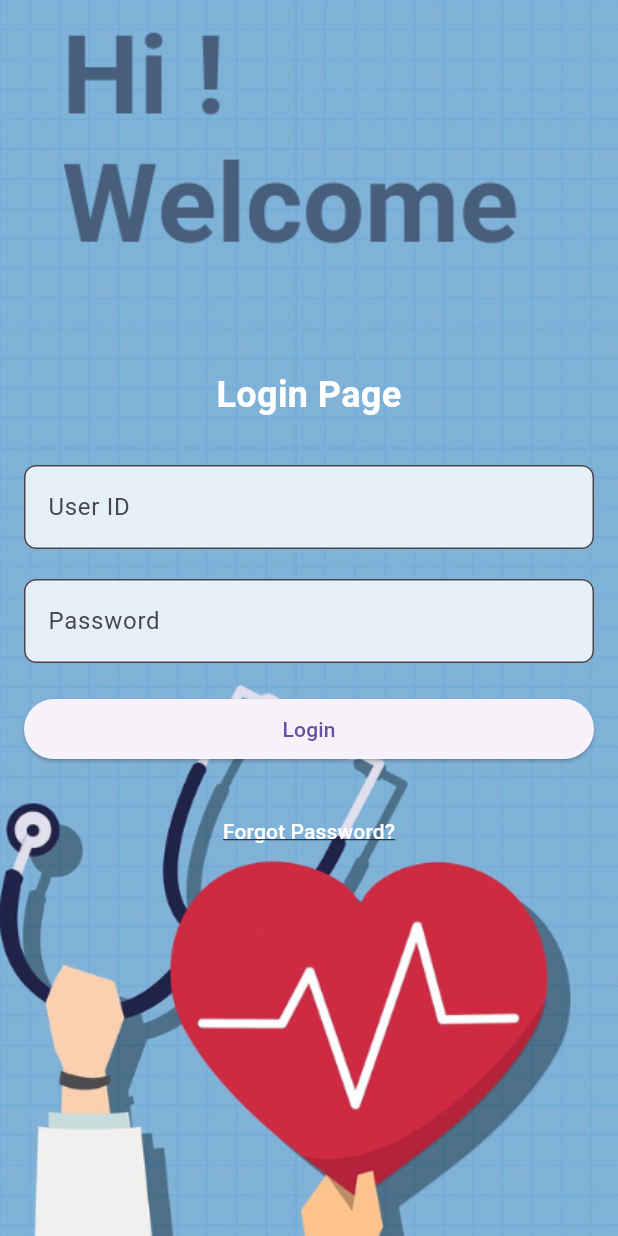
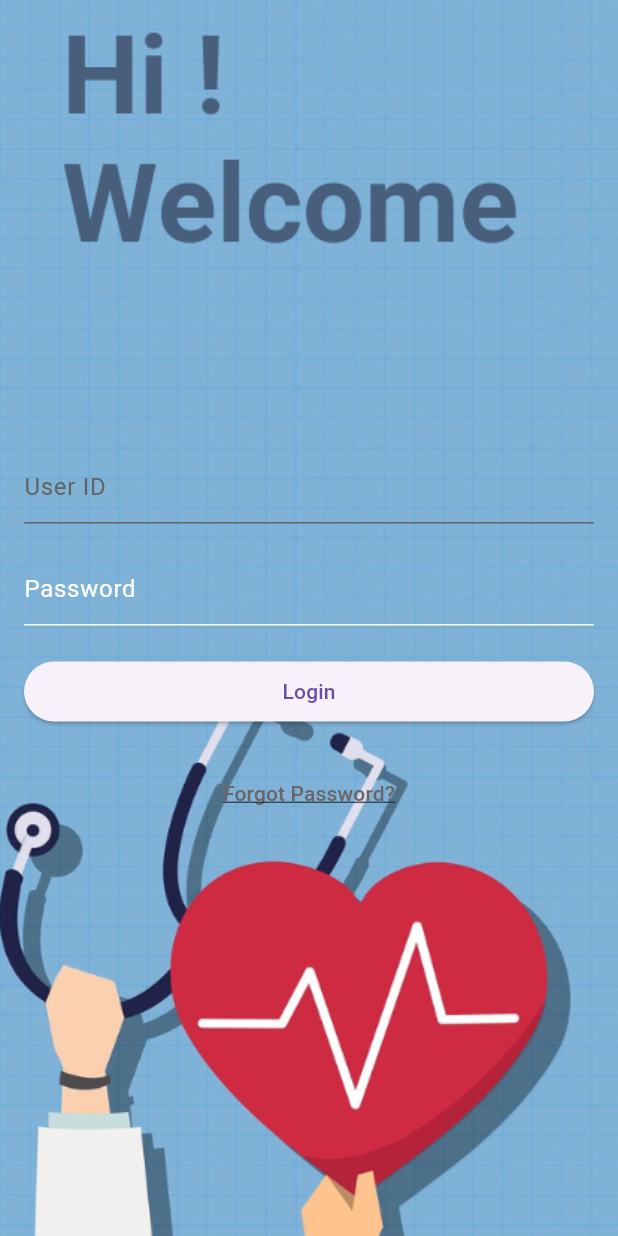
Before and after one commit to karthikeya-kar/pharmacy_app, a Flutter app: the screen it shows after launch, on a phone screen of 412 x 824 dp. Run offline on Flutter 3.47's test engine with Material 3 defaults, Android fonts, the light colour scheme and no system bars.

Commit message:
login screen

```diff
--- a/lib/screens/login_screen.dart
+++ b/lib/screens/login_screen.dart
@@ -18,37 +18,45 @@ class LoginScreen extends StatelessWidget {
               mainAxisAlignment: MainAxisAlignment.center,
               crossAxisAlignment: CrossAxisAlignment.stretch,
               children: <Widget>[
-                Text(
+               /* Text(
                   'Login Page',
                   textAlign: TextAlign.center,
                   style: TextStyle(
                     fontSize: 24,
                     fontWeight: FontWeight.bold,
-                    color: Colors.white,
+                    color: Color.fromARGB(255, 95, 93, 93),
                   ),
-                ),
+                ),*/
                 SizedBox(height: 30), // Adds some space between the title and the form fields
                 TextField(
                   decoration: InputDecoration(
-                    filled: true,
-                    fillColor: Colors.white.withOpacity(0.8),
                     hintText: 'User ID',
-                    border: OutlineInputBorder(
-                      borderRadius: BorderRadius.circular(8.0),
+                    hintStyle: TextStyle(color: const Color.fromARGB(255, 100, 99, 99)),
+                    border: InputBorder.none,
+                    enabledBorder: UnderlineInputBorder(
+                      borderSide: BorderSide(color: const Color.fromARGB(255, 105, 104, 104)),
+                    ),
+                    focusedBorder: UnderlineInputBorder(
+                      borderSide: BorderSide(color: Color.fromARGB(255, 99, 98, 98)),
                     ),
                   ),
+                  style: TextStyle(color: Colors.white),
                 ),
                 SizedBox(height: 20),
                 TextField(
                   obscureText: true, // Masks the password input
                   decoration: InputDecoration(
-                    filled: true,
-                    fillColor: Colors.white.withOpacity(0.8),
                     hintText: 'Password',
-                    border: OutlineInputBorder(
-                      borderRadius: BorderRadius.circular(8.0),
+                    hintStyle: TextStyle(color: Colors.white),
+                    border: InputBorder.none,
+                    enabledBorder: UnderlineInputBorder(
+                      borderSide: BorderSide(color: Colors.white),
+                    ),
+                    focusedBorder: UnderlineInputBorder(
+                      borderSide: BorderSide(color: Colors.white),
                     ),
                   ),
+                  style: TextStyle(color: Colors.white),
                 ),
                 SizedBox(height: 20),
                 ElevatedButton(
@@ -65,7 +73,7 @@ class LoginScreen extends StatelessWidget {
                   child: Text(
                     'Forgot Password?',
                     style: TextStyle(
-                      color: Colors.white,
+                      color: const Color.fromARGB(255, 104, 102, 102),
                       decoration: TextDecoration.underline,
                     ),
                   ),
```
